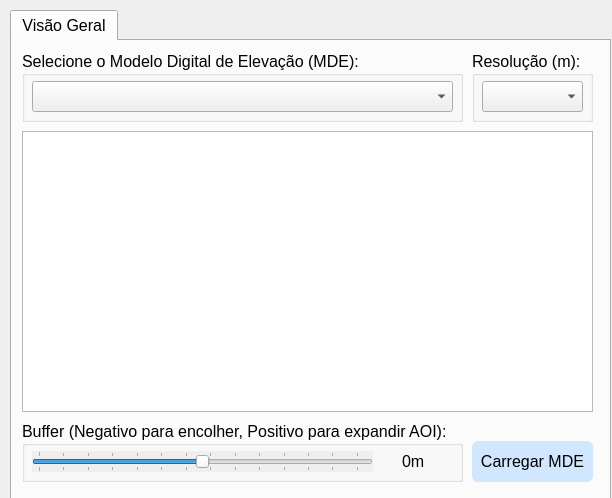
The window that ui/easy_pt.ui (caioarantes/ravi-qgis-plugin) describes before a commit, drawn with Qt 5.
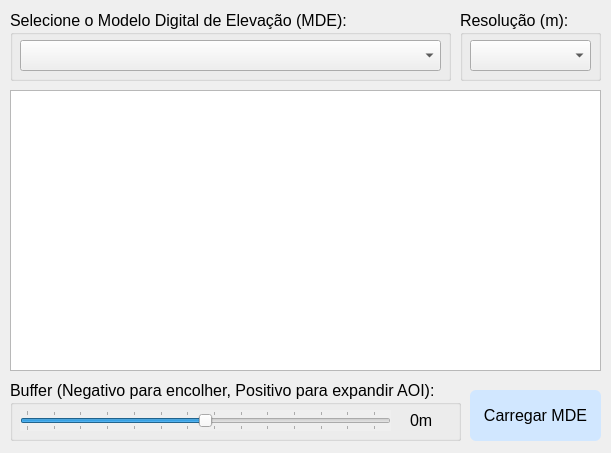
The same window after the commit. Icons and pictures are not drawn.

```diff
--- a/ui/easy_pt.ui
+++ b/ui/easy_pt.ui
@@ -6,8 +6,8 @@
    <rect>
     <x>0</x>
     <y>0</y>
-    <width>612</width>
-    <height>498</height>
+    <width>611</width>
+    <height>453</height>
    </rect>
   </property>
   <property name="windowTitle">
@@ -51,73 +51,13 @@
 
   </string>
   </property>
-  <widget class="QTabWidget" name="tabWidget">
-   <property name="geometry">
-    <rect>
-     <x>10</x>
-     <y>10</y>
-     <width>601</width>
-     <height>491</height>
-    </rect>
-   </property>
-   <property name="font">
-    <font>
-     <pointsize>12</pointsize>
-     <weight>50</weight>
-     <italic>false</italic>
-     <bold>false</bold>
-     <underline>false</underline>
-     <strikeout>false</strikeout>
-     <kerning>true</kerning>
-    </font>
-   </property>
-   <property name="currentIndex">
-    <number>0</number>
-   </property>
-   <widget class="QWidget" name="tab">
-    <attribute name="title">
-     <string>Visão Geral</string>
-    </attribute>
-    <widget class="QGroupBox" name="groupBox_3">
-     <property name="geometry">
-      <rect>
-       <x>10</x>
-       <y>10</y>
-       <width>441</width>
-       <height>71</height>
-      </rect>
-     </property>
-     <property name="font">
-      <font>
-       <pointsize>12</pointsize>
-      </font>
-     </property>
-     <property name="title">
-      <string>Selecione o Modelo Digital de Elevação (MDE):</string>
-     </property>
-     <widget class="QComboBox" name="dem_dataset_combobox">
-      <property name="geometry">
-       <rect>
-        <x>10</x>
-        <y>30</y>
-        <width>421</width>
-        <height>31</height>
-       </rect>
-      </property>
-      <property name="font">
-       <font>
-        <pointsize>12</pointsize>
-       </font>
-      </property>
-     </widget>
-    </widget>
     <widget class="QPushButton" name="elevacao">
      <property name="geometry">
       <rect>
-       <x>460</x>
-       <y>400</y>
-       <width>121</width>
-       <height>41</height>
+     <x>470</x>
+     <y>390</y>
+     <width>131</width>
+     <height>51</height>
       </rect>
      </property>
      <property name="font">
@@ -138,7 +78,7 @@
       <rect>
        <x>460</x>
        <y>10</y>
-       <width>121</width>
+     <width>141</width>
        <height>71</height>
       </rect>
      </property>
@@ -155,7 +95,7 @@
        <rect>
         <x>10</x>
         <y>30</y>
-        <width>101</width>
+      <width>121</width>
         <height>31</height>
        </rect>
       </property>
@@ -166,36 +106,12 @@
       </property>
      </widget>
     </widget>
-    <widget class="QTextBrowser" name="dem_info_textbox">
-     <property name="geometry">
-      <rect>
-       <x>10</x>
-       <y>90</y>
-       <width>571</width>
-       <height>281</height>
-      </rect>
-     </property>
-     <property name="font">
-      <font>
-       <pointsize>12</pointsize>
-      </font>
-     </property>
-     <property name="readOnly">
-      <bool>true</bool>
-     </property>
-     <property name="overwriteMode">
-      <bool>true</bool>
-     </property>
-     <property name="textInteractionFlags">
-      <set>Qt::LinksAccessibleByKeyboard|Qt::LinksAccessibleByMouse|Qt::TextBrowserInteraction|Qt::TextSelectableByKeyboard|Qt::TextSelectableByMouse</set>
-     </property>
-    </widget>
     <widget class="QGroupBox" name="groupBox_30">
      <property name="geometry">
       <rect>
        <x>10</x>
        <y>380</y>
-       <width>441</width>
+     <width>451</width>
        <height>61</height>
       </rect>
      </property>
@@ -210,7 +126,7 @@
      <widget class="QLabel" name="label_buffer">
       <property name="geometry">
        <rect>
-        <x>380</x>
+      <x>400</x>
         <y>30</y>
         <width>51</width>
         <height>21</height>
@@ -233,7 +149,7 @@
        <rect>
         <x>10</x>
         <y>30</y>
-        <width>341</width>
+      <width>371</width>
         <height>21</height>
        </rect>
       </property>
@@ -266,8 +182,63 @@
       </property>
      </widget>
     </widget>
+  <widget class="QGroupBox" name="groupBox_3">
+   <property name="geometry">
+    <rect>
+     <x>10</x>
+     <y>10</y>
+     <width>441</width>
+     <height>71</height>
+    </rect>
+   </property>
+   <property name="font">
+    <font>
+     <pointsize>12</pointsize>
+    </font>
+   </property>
+   <property name="title">
+    <string>Selecione o Modelo Digital de Elevação (MDE):</string>
+   </property>
+   <widget class="QComboBox" name="dem_dataset_combobox">
+    <property name="geometry">
+     <rect>
+      <x>10</x>
+      <y>30</y>
+      <width>421</width>
+      <height>31</height>
+     </rect>
+    </property>
+    <property name="font">
+     <font>
+      <pointsize>12</pointsize>
+     </font>
+    </property>
    </widget>
   </widget>
+  <widget class="QTextBrowser" name="dem_info_textbox">
+   <property name="geometry">
+    <rect>
+     <x>10</x>
+     <y>90</y>
+     <width>591</width>
+     <height>281</height>
+    </rect>
+   </property>
+   <property name="font">
+    <font>
+     <pointsize>12</pointsize>
+    </font>
+   </property>
+   <property name="readOnly">
+    <bool>true</bool>
+   </property>
+   <property name="overwriteMode">
+    <bool>true</bool>
+   </property>
+   <property name="textInteractionFlags">
+    <set>Qt::LinksAccessibleByKeyboard|Qt::LinksAccessibleByMouse|Qt::TextBrowserInteraction|Qt::TextSelectableByKeyboard|Qt::TextSelectableByMouse</set>
+   </property>
+  </widget>
  </widget>
  <resources/>
  <connections/>
```
Lines whose indentation alone changed are shown as unchanged.
